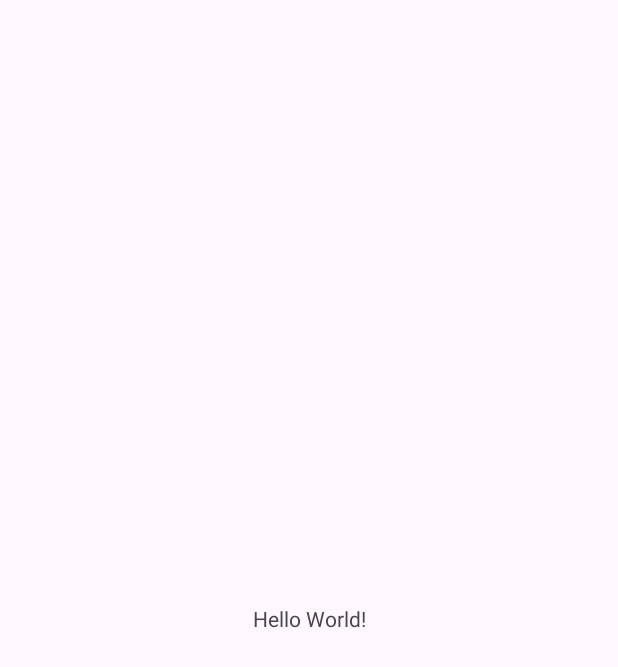
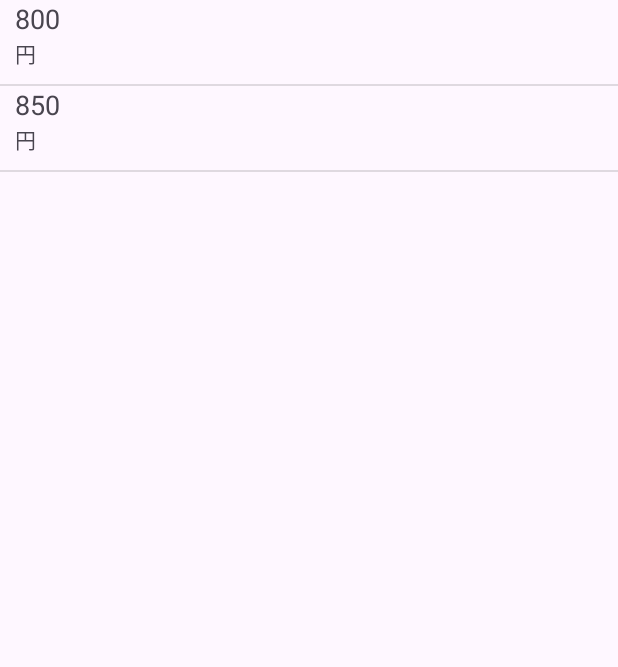
Before and after one commit to showyha08/AndroidTest8.1, an Android app: the screen it shows after launch (MainActivity), on a phone screen of 412 x 824 dp. Before the commit the part shown is almost empty. Shown: the top 667 px of the screen. Run offline under Robolectric (Android 15) with nearby library versions, the phone set to English and light mode, and no system bars.

Commit message:
add_list_view

```diff
--- a/app/src/main/AndroidManifest.xml
+++ b/app/src/main/AndroidManifest.xml
@@ -13,6 +13,9 @@
         android:theme="@style/Theme.MenuSample"
         tools:targetApi="31">
         <activity
+            android:name=".MenuThanksActivity"
+            android:exported="false" />
+        <activity
             android:name=".MainActivity"
             android:exported="true">
             <intent-filter>
--- a/app/src/main/java/com/websarva/wings/android/menusample/MainActivity.kt
+++ b/app/src/main/java/com/websarva/wings/android/menusample/MainActivity.kt
@@ -1,11 +1,76 @@
 package com.websarva.wings.android.menusample
 
+import android.content.Intent
 import androidx.appcompat.app.AppCompatActivity
 import android.os.Bundle
+import android.view.View
+import android.widget.AdapterView
+import android.widget.ListView
+import android.widget.SimpleAdapter
 
 class MainActivity : AppCompatActivity() {
+
+    // リストビューに表示するリストデータ
+    private var _menuList: MutableList<MutableMap<String, Any>> = mutableListOf()
+
+    //SimpleAdapterの第４引数fromに使用するプロパティ
+    private val _from = arrayOf("name", "price")
+
+    //SimpleAdapterの第5引数toに使用するプロパティ
+    private val _to = intArrayOf(R.id.tvMenuNameRow, R.id.tvMenuNameRow)
+
     override fun onCreate(savedInstanceState: Bundle?) {
         super.onCreate(savedInstanceState)
         setContentView(R.layout.activity_main)
+        // 定食メニューListオブジェクトをprivateメソッドを利用して用意し，プロパティに格納
+        _menuList = createTeishokuList()
+        // 画面部品ListViewを取得
+        val lvMenu = findViewById<ListView>(R.id.lvMenu)
+        // SimpleAdapterを生成
+        val adapter = SimpleAdapter(this@MainActivity, _menuList, R.layout.row, _from, _to)
+        // アダプタの登録
+        lvMenu.adapter = adapter
+        // リストタップのリスなクラス登録
+        lvMenu.onItemClickListener = ListItemClickListener()
+
     }
+
+    private fun createTeishokuList(): MutableList<MutableMap<String, Any>> {
+        // 定食メニューリスト用のListオブジェクトを用意
+        val menuList: MutableList<MutableMap<String, Any>> = mutableListOf()
+        var menu = mutableMapOf<String, Any>(
+            "name" to "唐揚げ定食",
+            "price" to 800,
+            "desc" to "若鶏の唐揚にサラダ、ご飯とお味噌汁が付きます"
+        )
+        menuList.add(menu)
+        menu = mutableMapOf(
+            "name" to "ハンバーグ定食",
+            "price" to 850,
+            "desc" to "手ごねハンバーグにサラダ、ご飯とお味噌汁が付きます。"
+        )
+        menuList.add(menu)
+        return menuList
+    }
+
+    private inner class ListItemClickListener : AdapterView.OnItemClickListener {
+        override fun onItemClick(parent: AdapterView<*>, view: View, position: Int, id: Long) {
+            //タップされた行のデータを取得
+            val item = parent.getItemAtPosition(position) as MutableMap<String, Any>
+            //定食名と金額取得
+            val menuName = item["name"] as String
+            val menuPrice = item["price"] as Int
+
+            val intent2MenuThanks =
+                Intent(this@MainActivity, MenuThanksActivity::class.java).apply {
+                    putExtra("menuName", menuName)
+                    putExtra("menuPrice", "${menuPrice}円")
+                }
+
+            //第２画面の起動
+            startActivity(intent2MenuThanks)
+        }
+    }
+
+
 }
--- a/app/src/main/res/layout/activity_main.xml
+++ b/app/src/main/res/layout/activity_main.xml
@@ -1,18 +1,7 @@
 <?xml version="1.0" encoding="utf-8"?>
-<androidx.constraintlayout.widget.ConstraintLayout xmlns:android="http://schemas.android.com/apk/res/android"
-    xmlns:app="http://schemas.android.com/apk/res-auto"
-    xmlns:tools="http://schemas.android.com/tools"
+<ListView
     android:layout_width="match_parent"
     android:layout_height="match_parent"
-    tools:context=".MainActivity">
-
-    <TextView
-        android:layout_width="wrap_content"
-        android:layout_height="wrap_content"
-        android:text="Hello World!"
-        app:layout_constraintBottom_toBottomOf="parent"
-        app:layout_constraintEnd_toEndOf="parent"
-        app:layout_constraintStart_toStartOf="parent"
-        app:layout_constraintTop_toTopOf="parent" />
-
-</androidx.constraintlayout.widget.ConstraintLayout>
+    xmlns:android="http://schemas.android.com/apk/res/android"
+    android:id="@+id/lvMenu"
+    ></ListView>
--- /dev/null
+++ b/app/src/main/res/layout/row.xml
@@ -0,0 +1,34 @@
+<?xml version="1.0" encoding="utf-8"?>
+<LinearLayout xmlns:android="http://schemas.android.com/apk/res/android"
+    android:layout_width="match_parent"
+    android:layout_height="wrap_content"
+    android:orientation="vertical">
+
+    <TextView
+        android:id="@+id/tvMenuNameRow"
+        android:layout_width="match_parent"
+        android:layout_height="wrap_content"
+        android:layout_marginLeft="10dp"
+        android:layout_marginRight="10dp"
+        android:textSize="18sp" />
+
+    <LinearLayout
+        android:layout_width="match_parent"
+        android:layout_height="match_parent"
+        android:layout_marginLeft="10dp"
+        android:layout_marginBottom="10dp"
+        android:textSize="18sp">
+
+        <TextView
+            android:id="@+id/tvMenuPriceRow"
+            android:layout_width="wrap_content"
+            android:layout_height="wrap_content"
+            android:textSize="14sp" />
+
+        <TextView
+            android:layout_width="wrap_content"
+            android:layout_height="wrap_content"
+            android:text="@string/tv_menu_unit"
+            android:textSize="14sp" />
+    </LinearLayout>
+</LinearLayout>
```
Also changed, not shown: app/src/main/java/com/websarva/wings/android/menusample/MenuThanksActivity.kt (added, +31 -0 lines), app/src/main/res/layout/activity_menu_thanks.xml (added, +44 -0 lines).
